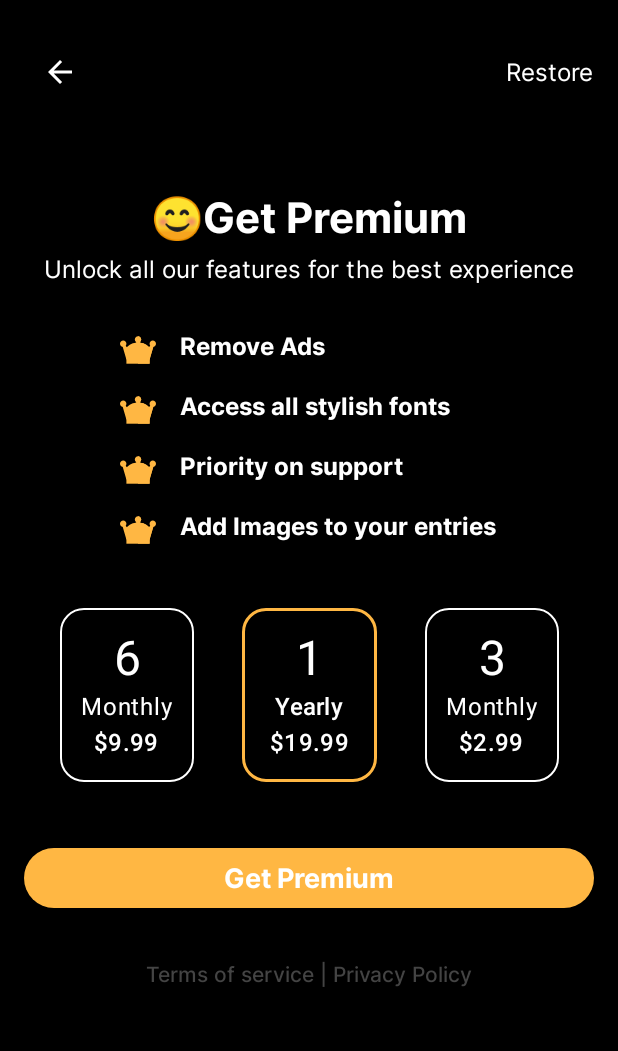
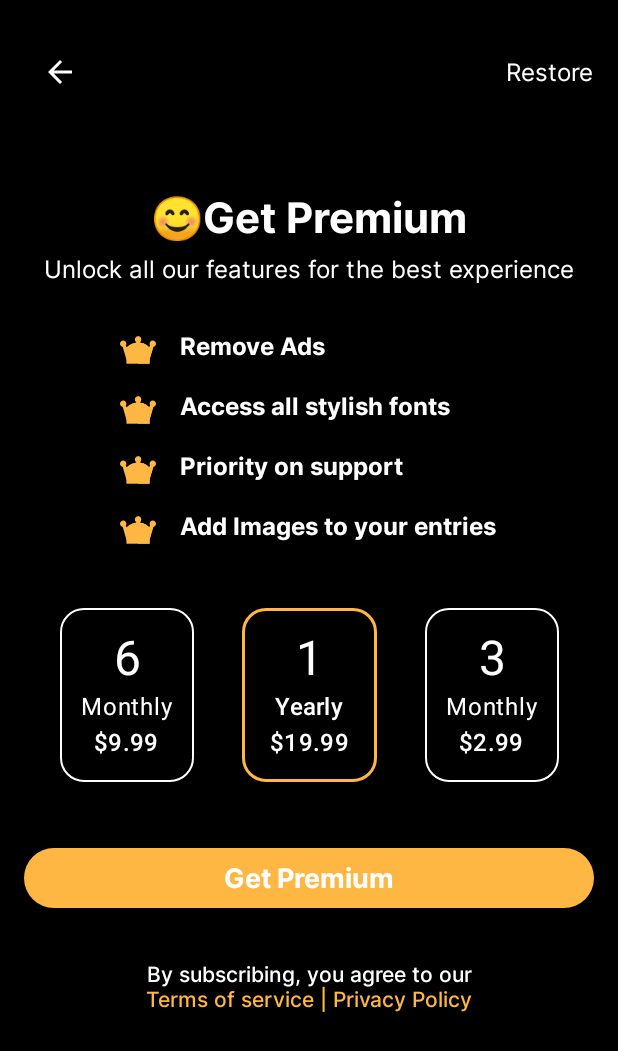
Before and after one commit to EUGENE2333/My-Diary, an Android app built with Jetpack Compose: the composable SubscriptionContent shown on its own in the app's theme, on a phone screen of 412 x 824 dp. Shown: the top 1051 px of the screen. Run offline under Robolectric (Android 15) with nearby library versions, the phone set to English and light mode, and no system bars; our stand-ins replace Dagger/Hilt's generated code; Roboto replaces fonts that are not available here; 2 statements that could not run were skipped.

Commit message:
minor change

```diff
--- a/app/src/main/java/com/example/mydiary/presentation/compose/mainComposables/subscription/paywall/SubscriptionScreen.kt
+++ b/app/src/main/java/com/example/mydiary/presentation/compose/mainComposables/subscription/paywall/SubscriptionScreen.kt
@@ -44,6 +44,7 @@ import androidx.compose.ui.text.style.TextAlign
 import androidx.compose.ui.text.withStyle
 import androidx.compose.ui.unit.dp
 import androidx.hilt.navigation.compose.hiltViewModel
+import androidx.navigation.NavController
 import com.example.mydiary.R
 import com.example.mydiary.ui.theme.LocalSpacing
 import com.example.mydiary.ui.theme.bodyLarge
@@ -61,7 +62,9 @@ fun SubscriptionScreen(
     onRestorePurchase: () -> Unit = {},
     onPlanSelect: (PurchaseSubscriptionInput) -> Unit = {},
     viewModel: SubscriptionViewModel = hiltViewModel(),
-    onNavigate: () -> Unit
+    onNavigateToPolicy: () -> Unit = {},
+    onNavigate: () -> Unit,
+    navController: NavController
 ){
     // Collect state as state flow to ensure recomposition when it changes
     val uiState by viewModel.state.collectAsState()
@@ -104,6 +107,8 @@ fun SubscriptionScreen(
                 )
             } */
             },
+            navController = navController,
+            onNavigateToPolicy = onNavigateToPolicy,
             modifier = Modifier.fillMaxSize()
         )
     }
@@ -115,6 +120,8 @@ fun SubscriptionContent(
     onRestorePurchase: () -> Unit,
     onPlanSelect: (PurchaseSubscriptionInput) -> Unit,
     onSubscriptionPurchase: () -> Unit,
+    onNavigateToPolicy: () -> Unit,
+    navController: NavController,
     modifier: Modifier = Modifier
 ) {
     // Show loading indicator if state is loading
@@ -154,7 +161,7 @@ fun SubscriptionContent(
                 horizontalArrangement = Arrangement.SpaceBetween,
                 verticalAlignment = Alignment.CenterVertically
             ) {
-                IconButton(onClick = {/* navController.popBackStack()*/ }) {
+                IconButton(onClick = { navController.popBackStack() }) {
                     Icon(Icons.Filled.ArrowBack, contentDescription = "Back", tint = Color.White)
                 }
                 Text(
@@ -252,12 +259,22 @@ fun SubscriptionContent(
         item {
             Spacer(modifier = Modifier.height(LocalSpacing.current.large))
         }
+        item{
+              Text(
+                     modifier = Modifier
+                         .fillMaxWidth(),
+                  color = MaterialTheme.colorScheme.onPrimary,
+                     text = "By subscribing, you agree to our",
+                     style = bodyMedium,
+                     textAlign = TextAlign.Center
+                 )
+        }
         item {
                 Text(
                     modifier = Modifier
                         .fillMaxWidth()
-                    .clickable { /*TODO*/},
-                color = Color.DarkGray,
+                        .clickable {onNavigateToPolicy.invoke()},
+                    color = crownColor,
                     text = stringResource(id = R.string.terms_of_service),
                     style = bodyMedium,
                     textAlign = TextAlign.Center
```
Lines whose indentation alone changed are shown as unchanged.
